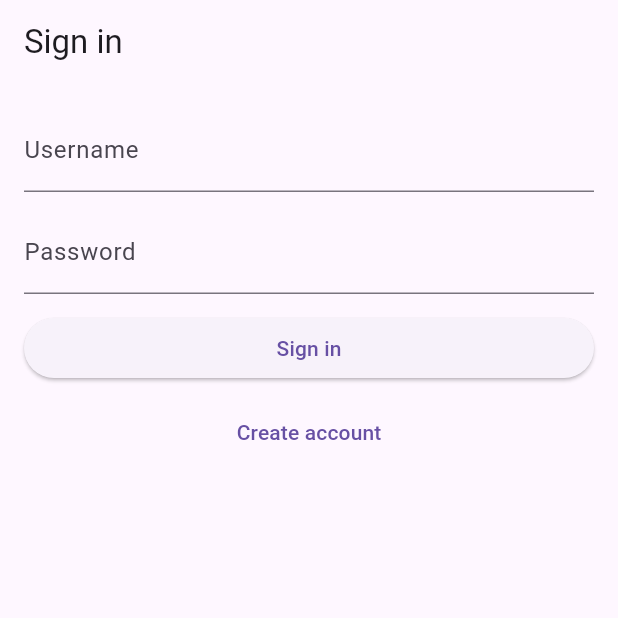
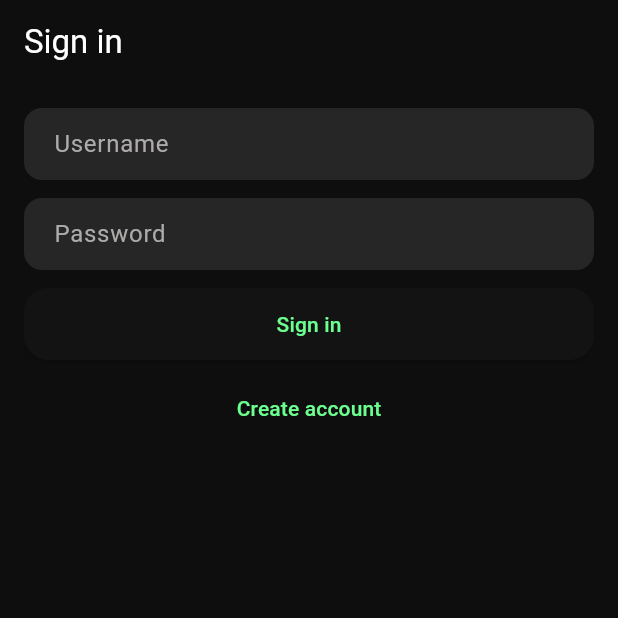
Before and after one commit to Drakon4ik-Coder/fitness-app, a Flutter app: the screen it shows after launch, on a phone screen of 412 x 824 dp, the top half of it. Run offline on Flutter 3.47's test engine with Material 3 defaults, Android fonts, the phone set to English and light mode, and no system bars; our stand-ins replace dio, flutter_secure_storage, sqflite; missing offline and left inert: mobile_scanner; accounts and stored records are empty.

Commit message:
refactor: migrate UI components and application theme to Lumina Health

```diff
--- a/apps/mobile/lib/features/nutrition/add_food_sheet.dart
+++ b/apps/mobile/lib/features/nutrition/add_food_sheet.dart
@@ -3,7 +3,7 @@ import 'dart:async';
 import 'package:flutter/material.dart';
 
 import '../../ui_components/ui_components.dart';
-import '../../ui_system/pulse_theme.dart';
+import '../../ui_system/lumina_health_theme.dart';
 import '../../ui_system/tokens.dart';
 import 'data/api_exceptions.dart';
 import 'data/food_local_db.dart';
@@ -766,7 +766,7 @@ class _AddFoodSheetState extends State<AddFoodSheet> {
   Widget build(BuildContext context) {
     final theme = Theme.of(context);
     final scheme = theme.colorScheme;
-    final effects = PulseTheme.effectsOf(context);
+    final effects = LuminaHealthTheme.effectsOf(context);
     final query = _searchController.text;
     final results = _buildResults(query);
     final hasQuery = query.trim().isNotEmpty;
@@ -1116,7 +1116,7 @@ class _FoodResultTile extends StatelessWidget {
   Widget build(BuildContext context) {
     final theme = Theme.of(context);
     final scheme = theme.colorScheme;
-    final effects = PulseTheme.effectsOf(context);
+    final effects = LuminaHealthTheme.effectsOf(context);
     final radius = BorderRadius.circular(AppRadius.lg);
     final borderColor = isSelected
         ? scheme.primary.withValues(alpha: 0.9)
--- a/apps/mobile/lib/main.dart
+++ b/apps/mobile/lib/main.dart
@@ -4,7 +4,7 @@ import 'core/auth_service.dart';
 import 'core/auth_storage.dart';
 import 'features/nutrition/nutrition_today_page.dart';
 import 'features/login_page.dart';
-import 'ui_system/pulse_theme.dart';
+import 'ui_system/lumina_health_theme.dart';
 import 'ui_system/theme_mode_controller.dart';
 
 void main() {
@@ -21,7 +21,7 @@ class FitnessApp extends StatefulWidget {
 
 class _FitnessAppState extends State<FitnessApp> {
   late final ThemeModeController _themeModeController =
-      ThemeModeController(initialMode: ThemeMode.light);
+      ThemeModeController(initialMode: ThemeMode.dark);
 
   @override
   void dispose() {
@@ -38,8 +38,8 @@ class _FitnessAppState extends State<FitnessApp> {
         builder: (context, _) {
           return MaterialApp(
             title: 'Fitness App',
-            theme: PulseTheme.light(),
-            darkTheme: PulseTheme.dark(),
+            theme: LuminaHealthTheme.dark(),
+            darkTheme: LuminaHealthTheme.dark(),
             themeMode: _themeModeController.mode,
             home: const AuthGate(),
           );
--- a/apps/mobile/lib/ui_components/pulse/glass_meal_card.dart
+++ b/apps/mobile/lib/ui_components/pulse/glass_meal_card.dart
@@ -2,7 +2,7 @@ import 'dart:ui';
 
 import 'package:flutter/material.dart';
 
-import '../../ui_system/pulse_theme.dart';
+import '../../ui_system/lumina_health_theme.dart';
 import '../../ui_system/tokens.dart';
 
 class GlassMealCard extends StatelessWidget {
@@ -22,7 +22,7 @@ class GlassMealCard extends StatelessWidget {
   @override
   Widget build(BuildContext context) {
     final scheme = Theme.of(context).colorScheme;
-    final effects = PulseTheme.effectsOf(context);
+    final effects = LuminaHealthTheme.effectsOf(context);
     final radius = borderRadius ?? BorderRadius.circular(AppRadius.lg);
     final overlayColor =
         scheme.onSurface.withValues(alpha: effects.glassOverlayOpacity);
--- a/apps/mobile/lib/ui_components/pulse/glass_search_bar.dart
+++ b/apps/mobile/lib/ui_components/pulse/glass_search_bar.dart
@@ -2,7 +2,7 @@ import 'dart:ui';
 
 import 'package:flutter/material.dart';
 
-import '../../ui_system/pulse_theme.dart';
+import '../../ui_system/lumina_health_theme.dart';
 import '../../ui_system/tokens.dart';
 
 class GlassSearchBar extends StatelessWidget {
@@ -25,7 +25,7 @@ class GlassSearchBar extends StatelessWidget {
   Widget build(BuildContext context) {
     final theme = Theme.of(context);
     final scheme = theme.colorScheme;
-    final effects = PulseTheme.effectsOf(context);
+    final effects = LuminaHealthTheme.effectsOf(context);
     final radius = BorderRadius.circular(AppRadius.lg);
 
     return ClipRRect(
--- a/apps/mobile/lib/ui_components/pulse/glowing_progress_ring.dart
+++ b/apps/mobile/lib/ui_components/pulse/glowing_progress_ring.dart
@@ -2,7 +2,7 @@ import 'dart:math' as math;
 
 import 'package:flutter/material.dart';
 
-import '../../ui_system/pulse_theme.dart';
+import '../../ui_system/lumina_health_theme.dart';
 
 enum PulseGlowLevel { low, medium, high }
 
@@ -29,7 +29,7 @@ class GlowingProgressRing extends StatelessWidget {
   @override
   Widget build(BuildContext context) {
     final scheme = Theme.of(context).colorScheme;
-    final effects = PulseTheme.effectsOf(context);
+    final effects = LuminaHealthTheme.effectsOf(context);
     final effectiveProgress = progress.clamp(0.0, 1.0);
     final glowSigma = switch (glowLevel) {
       PulseGlowLevel.low => effects.glowLow,
@@ -42,7 +42,7 @@ class GlowingProgressRing extends StatelessWidget {
       painter: _GlowingProgressRingPainter(
         progress: effectiveProgress,
         thickness: thickness,
-        trackColor: trackColor ?? effects.ringTrackColor,
+        trackColor: trackColor ?? scheme.surfaceContainerHigh,
         progressColor: progressColor ?? scheme.primary,
         glowColor: glowColor ?? progressColor ?? scheme.primary,
         glowSigma: glowSigma,
--- a/apps/mobile/lib/ui_components/pulse/neon_pill_button.dart
+++ b/apps/mobile/lib/ui_components/pulse/neon_pill_button.dart
@@ -1,6 +1,6 @@
 import 'package:flutter/material.dart';
 
-import '../../ui_system/pulse_theme.dart';
+import '../../ui_system/lumina_health_theme.dart';
 import '../../ui_system/tokens.dart';
 
 class NeonPillButton extends StatefulWidget {
@@ -60,7 +60,7 @@ class _NeonPillButtonState extends State<NeonPillButton> {
   @override
   Widget build(BuildContext context) {
     final scheme = Theme.of(context).colorScheme;
-    final effects = PulseTheme.effectsOf(context);
+    final effects = LuminaHealthTheme.effectsOf(context);
     final glow = widget.glowColor ?? scheme.primary;
     final enabled = _isEnabled;
     final baseColor = enabled ? scheme.primary : scheme.surfaceContainerHigh;
```
Also changed, not shown: apps/mobile/lib/features/nutrition/nutrition_today_page.dart (+5 -5 lines), 1 other file.
